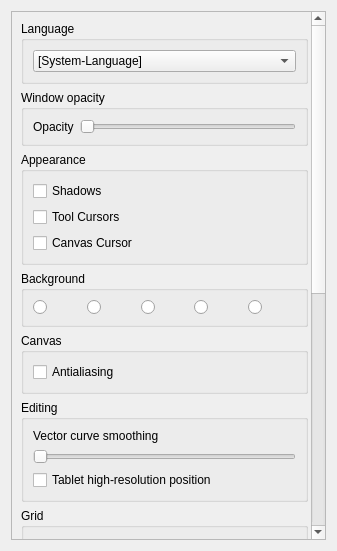
The window that app/ui/generalpage.ui (MakiNoAtorie/JustAnimate) describes before a commit, drawn with Qt 5.
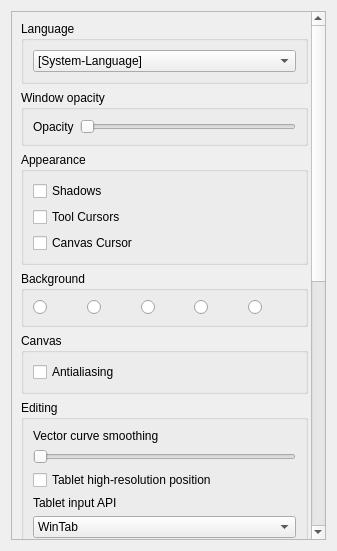
The same window after the commit.

Commit message:
Tablet input API on Windows: WinTab when a driver is present, Windows Ink otherwise
Pen pressure works with "Use Windows Ink" off in the tablet driver.
Preferences > General has a "Tablet input API" choice; it applies at once
and shows the API in use. The switch is Qt's private
QWindowsApplication::setWinTabEnabled, behind PlatformHandler.

Refs #157 (closes after the manual check with a real tablet)

What changed in the file:
```diff
--- a/app/ui/generalpage.ui
+++ b/app/ui/generalpage.ui
@@ -218,6 +218,27 @@
             </property>
            </widget>
           </item>
+          <item row="3" column="0">
+           <widget class="QLabel" name="tabletApiLabel">
+            <property name="text">
+             <string>Tablet input API</string>
+            </property>
+           </widget>
+          </item>
+          <item row="4" column="0">
+           <widget class="QComboBox" name="tabletApiBox">
+            <item>
+             <property name="text">
+              <string notr="true">WinTab</string>
+             </property>
+            </item>
+            <item>
+             <property name="text">
+              <string notr="true">Windows Ink</string>
+             </property>
+            </item>
+           </widget>
+          </item>
          </layout>
         </widget>
        </item>
```
Left out of the diff: 1 changed line with no effect on the pictures. The commit also changes 14 other files.
